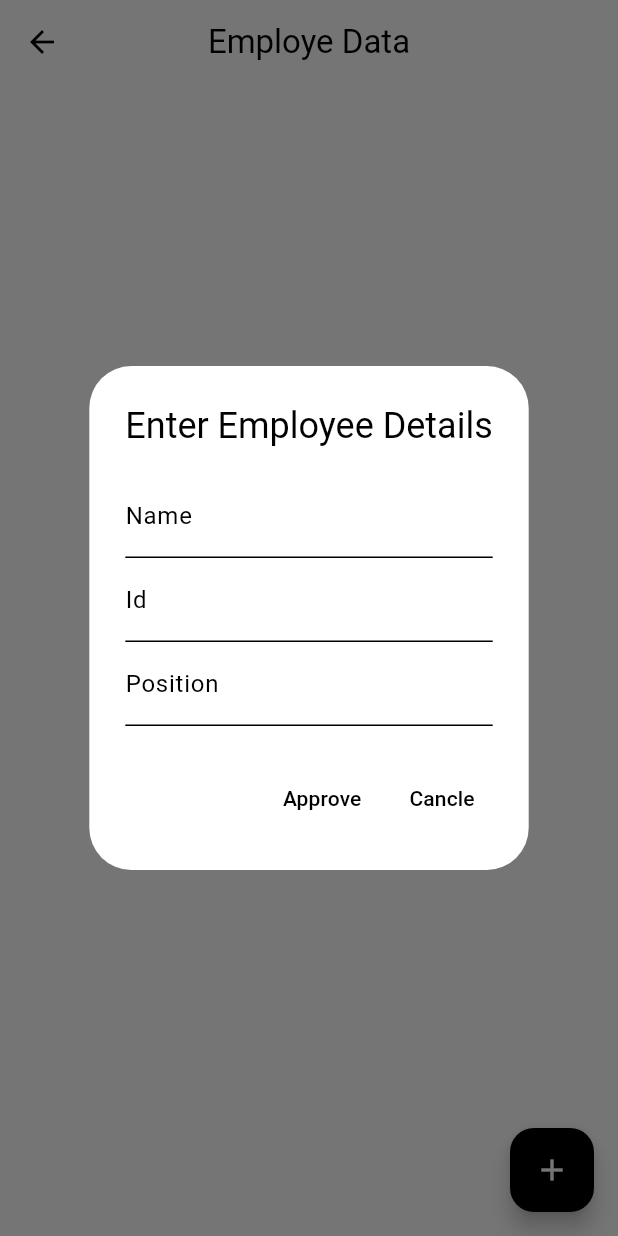
After one commit to AishwaryaBaisane/getx, a Flutter app: the EmployeeHomepage screen opened by its route, after a tap on the "add" icon, on a phone screen of 412 x 824 dp. The commit adds this screen. Run offline on Flutter 3.47's test engine with Material 3 defaults, Android fonts, the phone set to English and light mode, and no system bars; our stand-ins replace get.

Commit message:
Employee_Data

```diff
--- /dev/null
+++ b/lib/Employ_data/modal/Employe_modal.dart
@@ -0,0 +1,22 @@
+import 'package:flutter/material.dart';
+import 'package:get/get.dart';
+
+class EmployeeModal  {
+  late String employee_id,name,position;
+
+  EmployeeModal({
+    required this.employee_id,
+    required this.name,
+    required this.position,
+  });
+
+  factory EmployeeModal.fromJson(Map m1) {
+    return EmployeeModal(
+        employee_id: m1['employee_id'],
+        name: m1['name'],
+        position: m1['position']);
+  }
+}
+TextEditingController txtId = TextEditingController();
+TextEditingController txtName = TextEditingController();
+TextEditingController txtPosition = TextEditingController();
--- /dev/null
+++ b/lib/Employ_data/view/Employe_homePage.dart
@@ -0,0 +1,171 @@
+import 'package:flutter/material.dart';
+import 'package:get/get.dart';
+import 'package:get/get_common/get_reset.dart';
+import 'package:get/get_core/src/get_main.dart';
+
+import '../Controller/Employe_controller.dart';
+import '../modal/Employe_modal.dart';
+
+EmployeController employeController = Get.put(EmployeController());
+
+GlobalKey<FormState> formKey = GlobalKey();
+
+class EmployeeHomepage extends StatelessWidget {
+  const EmployeeHomepage({super.key});
+
+  @override
+  Widget build(BuildContext context) {
+    return SafeArea(
+      child: Scaffold(
+        appBar: AppBar(
+          centerTitle: true,
+          title: Text('Employe Data'),
+        ),
+        body: Obx(
+          () => ListView.builder(
+            itemCount: employeController.empList.length,
+            itemBuilder: (context, index) => ListTile(
+              leading:
+                  Text(employeController.empList[index].employee_id.toString()),
+              title: Text(employeController.empList[index].name),
+              subtitle: Text(employeController.empList[index].position),
+              trailing: Row(
+                mainAxisSize: MainAxisSize.min,
+                children: [
+                  IconButton(
+                    onPressed: () {
+                      showDialog<void>(
+                        context: context,
+                        barrierDismissible: false,
+                        // user must tap button!
+                        builder: (BuildContext context) {
+                          return AlertDialog(
+                            title: const Text('Enter Employee Details'),
+                            content: SingleChildScrollView(
+                              child: Column(
+                                mainAxisAlignment:
+                                    MainAxisAlignment.spaceEvenly,
+                                children: [
+                                  buildTextFormField(
+                                      controller: txtName, label: 'Name'),
+                                  buildTextFormField(
+                                      controller: txtId, label: 'Id'),
+                                  buildTextFormField(
+                                      controller: txtPosition,
+                                      label: 'Position'),
+                                ],
+                              ),
+                            ),
+                            actions: <Widget>[
+                              TextButton(
+                                child: const Text('Approve'),
+                                onPressed: () {
+                                  print(index);
+                                  employeController.addAtIndex(index ,{
+                                    'employee_id': txtId.text,
+                                    'name': txtName.text,
+                                    'position': txtPosition.text,
+                                  });
+                                  Navigator.pop(context);
+                                },
+                              ),
+                              TextButton(
+                                  onPressed: () {
+                                    Navigator.pop(context);
+                                  },
+                                  child: Text('Cancle'))
+                            ],
+                          );
+                        },
+                      );
+                    },
+                    icon: Icon(Icons.edit),
+                  ),
+                  IconButton(onPressed: () {
+                    employeController.empList.removeAt(index);
+                  }, icon: Icon(Icons.delete))
+                ],
+              ),
+            ),
+          ),
+        ),
+        floatingActionButton: FloatingActionButton(
+          onPressed: () {
+            showDialog<void>(
+              context: context,
+              barrierDismissible: false, // user must tap button!
+              builder: (BuildContext context) {
+                return Form(
+                  key: formKey,
+                  child: AlertDialog(
+                    title: const Text('Enter Employee Details'),
+                    content: SingleChildScrollView(
+                      child: Column(
+                        mainAxisAlignment: MainAxisAlignment.spaceEvenly,
+                        children: [
+                          buildTextFormField(controller: txtName, label: 'Name'),
+                          buildTextFormField(controller: txtId, label: 'Id'),
+                          buildTextFormField(
+                              controller: txtPosition, label: 'Position'),
+                        ],
+                      ),
+                    ),
+                    actions: <Widget>[
+                      TextButton(
+                        child: const Text('Approve'),
+                        onPressed: () {
+                          bool data = formKey.currentState!.validate();
+                         if(data)
+                           {
+                             Map m1 = {
+                               'employee_id': txtId.text,
+                               'name': txtName.text,
+                               'position': txtPosition.text,
+                             };
+                             employeController.addEmploye(m1);
+                             txtName.clear();
+                             txtId.clear();
+                             txtPosition.clear();
+                             Navigator.pop(context);
+                           }
+                        },
+                      ),
+                      TextButton(
+                          onPressed: () {
+                            Navigator.pop(context);
+                          },
+                          child: Text('Cancle'))
+                    ],
+                  ),
+                );
+              },
+            );
+            // employeController.addEmploye()
+          },
+          child: Icon(Icons.add),
+        ),
+      ),
+    );
+  }
+
+  TextFormField buildTextFormField(
+      {required TextEditingController controller, required String label}) {
+    return TextFormField(
+      validator: (value) {
+        if (value!.isEmpty) {
+          return 'Required';
+        } else {
+          return null;
+        }
+      },
+      controller: controller,
+      keyboardType: TextInputType.text,
+      decoration: InputDecoration(
+        labelText: label,
+        labelStyle: TextStyle(color: Colors.black),
+        // enabledBorder: OutlineInputBorder(),
+        // focusedBorder: OutlineInputBorder(),
+      ),
+    );
+  }
+}
--- /dev/null
+++ b/lib/Utils/utils.dart
@@ -0,0 +1,103 @@
+List EmployeData =
+[
+  {
+    "employee_id": "E001",
+    "name": "John Doe",
+    "position": "Software Engineer"
+  },
+  {
+    "employee_id": "E002",
+    "name": "Jane Smith",
+    "position": "Product Manager"
+  },
+  {
+    "employee_id": "E003",
+    "name": "Alice Johnson",
+    "position": "UX Designer"
+  },
+  {
+    "employee_id": "E004",
+    "name": "Michael Brown",
+    "position": "Data Analyst"
+  },
+  {
+    "employee_id": "E005",
+    "name": "Emily Davis",
+    "position": "Marketing Coordinator"
+  },
+  {
+    "employee_id": "E006",
+    "name": "Chris Wilson",
+    "position": "Sales Manager"
+  },
+  {
+    "employee_id": "E007",
+    "name": "Patricia Taylor",
+    "position": "HR Specialist"
+  },
+  {
+    "employee_id": "E008",
+    "name": "James Anderson",
+    "position": "Customer Support"
+  },
+  {
+    "employee_id": "E009",
+    "name": "Linda Martinez",
+    "position": "Operations Manager"
+  },
+  {
+    "employee_id": "E010",
+    "name": "Robert Lee",
+    "position": "Finance Analyst"
+  },
+  {
+    "employee_id": "E011",
+    "name": "Sophia Harris",
+    "position": "Legal Advisor"
+  },
+  {
+    "employee_id": "E012",
+    "name": "David Clark",
+    "position": "Web Developer"
+  },
+  {
+    "employee_id": "E013",
+    "name": "Olivia Lewis",
+    "position": "Graphic Designer"
+  },
+  {
+    "employee_id": "E014",
+    "name": "Daniel Walker",
+    "position": "Network Administrator"
+  },
+  {
+    "employee_id": "E015",
+    "name": "Isabella Allen",
+    "position": "Project Coordinator"
+  },
+  {
+    "employee_id": "E016",
+    "name": "Matthew Young",
+    "position": "Product Designer"
+  },
+  {
+    "employee_id": "E017",
+    "name": "Mia King",
+    "position": "Content Writer"
+  },
+  {
+    "employee_id": "E018",
+    "name": "Ethan Wright",
+    "position": "Database Administrator"
+  },
+  {
+    "employee_id": "E019",
+    "name": "Charlotte Scott",
+    "position": "Business Analyst"
+  },
+  {
+    "employee_id": "E020",
+    "name": "Aiden Green",
+    "position": "Technical Support"
+  }
+];
```
Also changed, not shown: lib/Employ_data/Controller/Employe_controller.dart (added, +22 -0 lines), lib/main.dart (+2 -5 lines), pubspec.lock, 1 other file.
